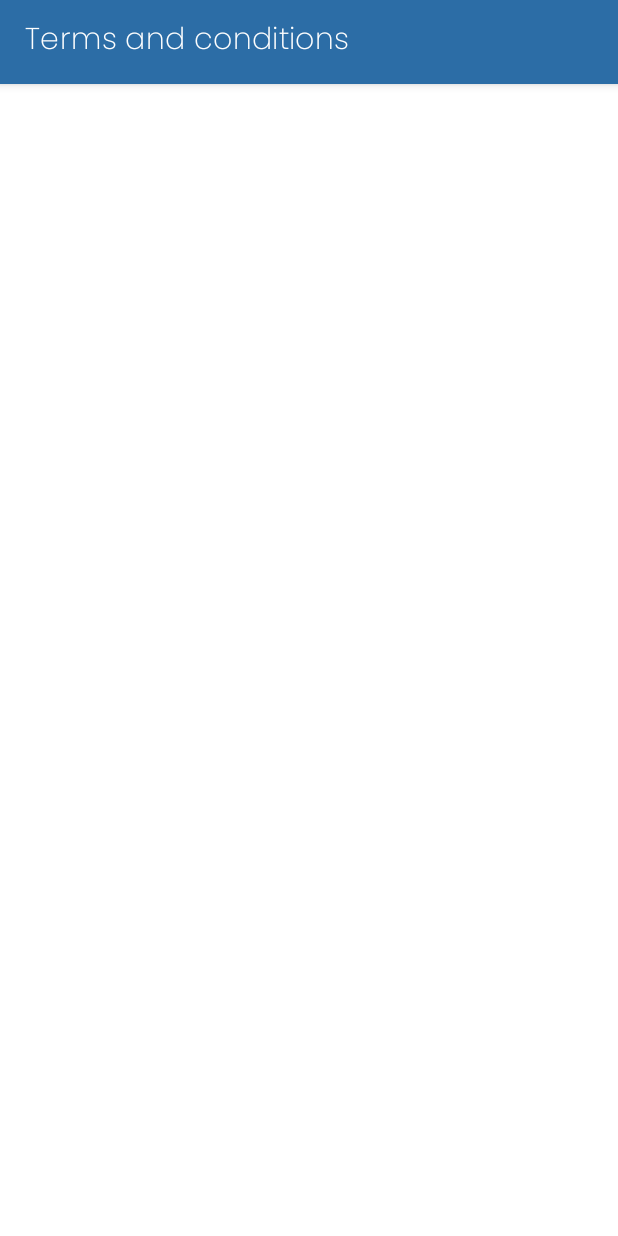
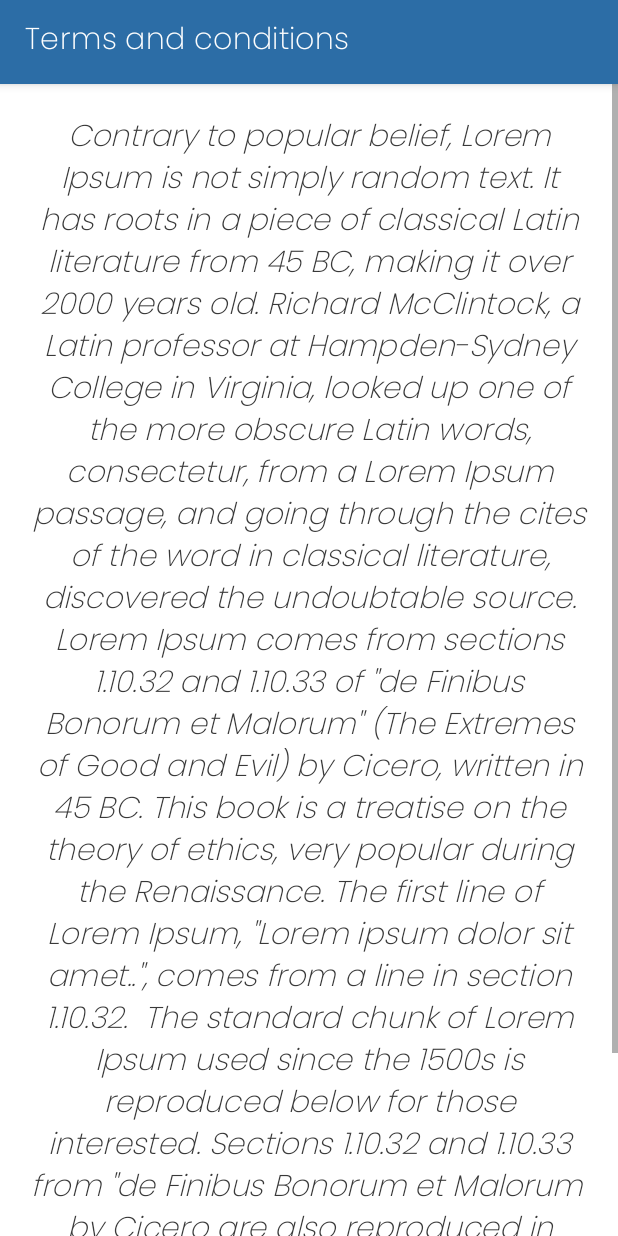
Before and after one commit to jcrodyar87/starting-point-android, an Android app: the TermsAndConditionsActivity screen opened directly, with no data from a screen before it, on a phone screen of 412 x 824 dp. Run offline under Robolectric (Android 15) with nearby library versions, the phone set to English and light mode, and no system bars.

Commit message:
Add scrollview

```diff
--- a/app/src/main/java/com/jcry87/startingpoint/SplashActivity.java
+++ b/app/src/main/java/com/jcry87/startingpoint/SplashActivity.java
@@ -21,6 +21,7 @@ public class SplashActivity extends AppCompatActivity {
 
     private void showMain() {
         startActivity(new Intent(this, MainActivity.class));
+        finish();
     }
 
 }
--- a/app/src/main/res/layout/activity_dashboard.xml
+++ b/app/src/main/res/layout/activity_dashboard.xml
@@ -52,6 +52,7 @@
         style="@style/btn_normal"
         android:layout_width="wrap_content"
         android:layout_height="wrap_content"
+        android:layout_marginTop="@dimen/control_space"
         android:layout_marginBottom="8dp"
         android:background="@drawable/bg_button"
         android:text="@string/login"
@@ -67,6 +68,7 @@
         style="@style/btn_normal"
         android:layout_width="wrap_content"
         android:layout_height="wrap_content"
+        android:layout_marginTop="@dimen/control_space"
         android:layout_marginBottom="8dp"
         android:background="@drawable/bg_button"
         android:text="@string/terms_and_conditions"
--- a/app/src/main/res/layout/activity_main.xml
+++ b/app/src/main/res/layout/activity_main.xml
@@ -32,14 +32,15 @@
 
     <TextView
         android:id="@+id/textView2"
+        style="@style/description"
         android:layout_width="wrap_content"
         android:layout_height="wrap_content"
+        android:layout_marginTop="@dimen/control_space"
         android:text="@string/home_message"
         app:layout_constraintEnd_toEndOf="parent"
         app:layout_constraintHorizontal_bias="0.5"
         app:layout_constraintStart_toStartOf="parent"
-        app:layout_constraintTop_toBottomOf="@+id/textView"
-        style="@style/description" />
+        app:layout_constraintTop_toBottomOf="@+id/textView" />
 
     <TextView
         android:id="@+id/textView3"
--- a/app/src/main/res/layout/activity_terms_and_conditions.xml
+++ b/app/src/main/res/layout/activity_terms_and_conditions.xml
@@ -6,4 +6,28 @@
     android:layout_height="match_parent"
     tools:context=".TermsAndConditionsActivity">
 
+    <ScrollView
+        android:layout_width="0dp"
+        android:layout_height="0dp"
+        app:layout_constraintBottom_toBottomOf="parent"
+        app:layout_constraintEnd_toEndOf="parent"
+        app:layout_constraintHorizontal_bias="0.5"
+        app:layout_constraintStart_toStartOf="parent"
+        app:layout_constraintTop_toTopOf="parent"
+        app:layout_constraintVertical_bias="0.5">
+
+        <LinearLayout
+            android:layout_width="match_parent"
+            android:layout_height="wrap_content"
+            android:orientation="vertical"
+            android:padding="@dimen/control_space">
+
+            <TextView
+                android:id="@+id/textView6"
+                android:layout_width="match_parent"
+                android:layout_height="wrap_content"
+                android:text="Contrary to popular belief, Lorem Ipsum is not simply random text. It has roots in a piece of classical Latin literature from 45 BC, making it over 2000 years old. Richard McClintock, a Latin professor at Hampden-Sydney College in Virginia, looked up one of the more obscure Latin words, consectetur, from a Lorem Ipsum passage, and going through the cites of the word in classical literature, discovered the undoubtable source. Lorem Ipsum comes from sections 1.10.32 and 1.10.33 of &quot;de Finibus Bonorum et Malorum&quot; (The Extremes of Good and Evil) by Cicero, written in 45 BC. This book is a treatise on the theory of ethics, very popular during the Renaissance. The first line of Lorem Ipsum, &quot;Lorem ipsum dolor sit amet..&quot;, comes from a line in section 1.10.32.  The standard chunk of Lorem Ipsum used since the 1500s is reproduced below for those interested. Sections 1.10.32 and 1.10.33 from &quot;de Finibus Bonorum et Malorum&quot; by Cicero are also reproduced in their exact original form, accompanied by English versions from the 1914 translation by H. Rackham." />
+        </LinearLayout>
+    </ScrollView>
+
 </androidx.constraintlayout.widget.ConstraintLayout>
--- /dev/null
+++ b/app/src/main/res/values/dimens.xml
@@ -0,0 +1,4 @@
+<?xml version="1.0" encoding="utf-8"?>
+<resources>
+    <dimen name="control_space">20dp</dimen>
+</resources>
```
